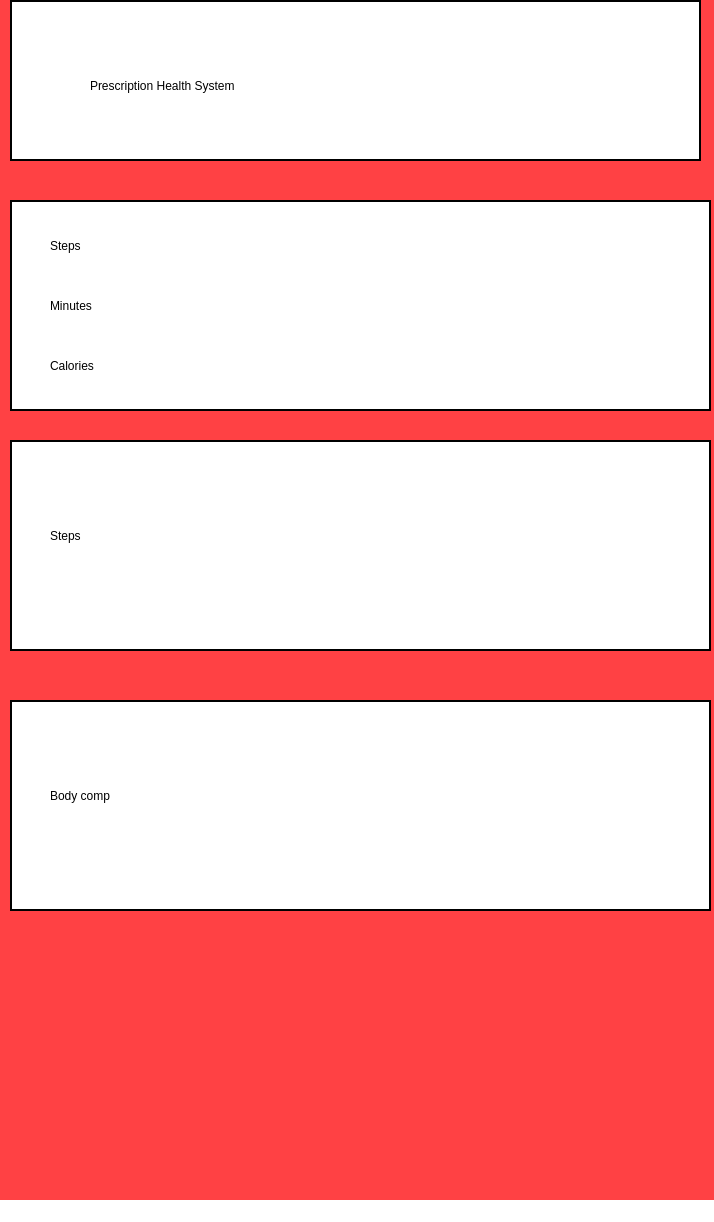
Old version of the form UI/PHS_BMI.ui in the repository NaryanSambhi/CSCN72030---Sec3---Group2.
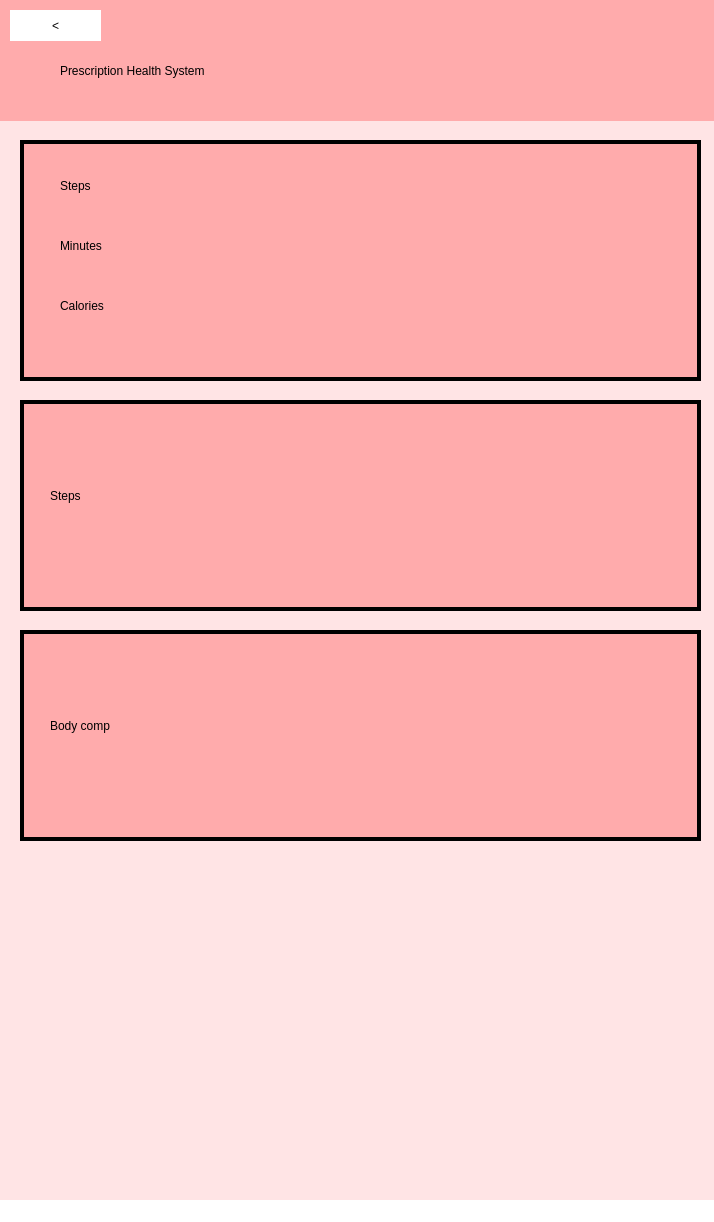
New version of the form. Icons and pictures are not drawn.

What changed in the file:
```diff
--- a/UI/PHS_BMI.ui
+++ b/UI/PHS_BMI.ui
@@ -27,56 +27,20 @@
      </rect>
     </property>
     <property name="styleSheet">
-     <string notr="true">background-color: rgb(255, 65, 68);</string>
+     <string notr="true">background-color: rgb(255, 228, 229);</string>
     </property>
-    <widget class="QWidget" name="widget_2" native="true">
-     <property name="geometry">
-      <rect>
-       <x>10</x>
-       <y>30</y>
-       <width>691</width>
-       <height>161</height>
-      </rect>
-     </property>
-     <property name="styleSheet">
-      <string notr="true">background-color: white;
-border: 2px solid black;
-</string>
-     </property>
-     <widget class="QLabel" name="label">
-      <property name="geometry">
-       <rect>
-        <x>80</x>
-        <y>20</y>
-        <width>541</width>
-        <height>131</height>
-       </rect>
-      </property>
-      <property name="layoutDirection">
-       <enum>Qt::LeftToRight</enum>
-      </property>
-      <property name="styleSheet">
-       <string notr="true">font: 46pt &quot;MS Shell Dlg 2&quot;;
-text-align: center;
-border:0px;</string>
-      </property>
-      <property name="text">
-       <string>Prescription Health System</string>
-      </property>
-     </widget>
-    </widget>
     <widget class="QWidget" name="widget_6" native="true">
      <property name="geometry">
       <rect>
-       <x>10</x>
-       <y>230</y>
-       <width>701</width>
-       <height>211</height>
+       <x>20</x>
+       <y>170</y>
+       <width>681</width>
+       <height>241</height>
       </rect>
      </property>
      <property name="styleSheet">
-      <string notr="true">background-color: white;
-border: 2px solid black;
+      <string notr="true">background-color: rgb(255, 171, 172);
+border: 4px solid black;
 </string>
      </property>
      <widget class="QLabel" name="label_2">
@@ -84,7 +48,7 @@
        <rect>
         <x>40</x>
         <y>10</y>
-        <width>81</width>
+        <width>151</width>
         <height>71</height>
        </rect>
       </property>
@@ -101,7 +65,7 @@
        <rect>
         <x>40</x>
         <y>70</y>
-        <width>111</width>
+        <width>171</width>
         <height>71</height>
        </rect>
       </property>
@@ -118,7 +82,7 @@
        <rect>
         <x>40</x>
         <y>130</y>
-        <width>91</width>
+        <width>171</width>
         <height>71</height>
        </rect>
       </property>
@@ -160,21 +124,21 @@
     <widget class="QWidget" name="widget_8" native="true">
      <property name="geometry">
       <rect>
-       <x>10</x>
-       <y>470</y>
-       <width>701</width>
+       <x>20</x>
+       <y>430</y>
+       <width>681</width>
        <height>211</height>
       </rect>
      </property>
      <property name="styleSheet">
-      <string notr="true">background-color: white;
-border: 2px solid black;
+      <string notr="true">background-color: rgb(255, 171, 172);
+border: 4px solid black;
 </string>
      </property>
      <widget class="QLabel" name="label_4">
       <property name="geometry">
        <rect>
-        <x>40</x>
+        <x>30</x>
         <y>60</y>
         <width>201</width>
         <height>71</height>
@@ -191,7 +155,7 @@
      <widget class="QLabel" name="label_5">
       <property name="geometry">
        <rect>
-        <x>490</x>
+        <x>470</x>
         <y>40</y>
         <width>191</width>
         <height>141</height>
@@ -215,23 +179,23 @@
     <widget class="QWidget" name="widget_7" native="true">
      <property name="geometry">
       <rect>
-       <x>10</x>
-       <y>730</y>
-       <width>701</width>
+       <x>20</x>
+       <y>660</y>
+       <width>681</width>
        <height>211</height>
       </rect>
      </property>
      <property name="styleSheet">
-      <string notr="true">background-color: white;
-border: 2px solid black;
+      <string notr="true">background-color: rgb(255, 171, 172);
+border: 4px solid black;
 </string>
      </property>
      <widget class="QLabel" name="label_3">
       <property name="geometry">
        <rect>
-        <x>40</x>
+        <x>30</x>
         <y>60</y>
-        <width>201</width>
+        <width>311</width>
         <height>71</height>
        </rect>
       </property>
@@ -244,6 +208,62 @@
       </property>
      </widget>
     </widget>
+    <widget class="QWidget" name="widget_2" native="true">
+     <property name="geometry">
+      <rect>
+       <x>-10</x>
+       <y>30</y>
+       <width>731</width>
+       <height>121</height>
+      </rect>
+     </property>
+     <property name="styleSheet">
+      <string notr="true">background-color: rgb(255, 171, 172);
+</string>
+     </property>
+     <widget class="QLabel" name="label">
+      <property name="geometry">
+       <rect>
+        <x>70</x>
+        <y>40</y>
+        <width>601</width>
+        <height>61</height>
+       </rect>
+      </property>
+      <property name="layoutDirection">
+       <enum>Qt::LeftToRight</enum>
+      </property>
+      <property name="styleSheet">
+       <string notr="true">font: 28pt &quot;MS Shell Dlg 2&quot;;
+text-align: center;
+border:0px;</string>
+      </property>
+      <property name="text">
+       <string>Prescription Health System</string>
+      </property>
+     </widget>
+     <widget class="QPushButton" name="GoBack">
+      <property name="geometry">
+       <rect>
+        <x>20</x>
+        <y>10</y>
+        <width>91</width>
+        <height>31</height>
+       </rect>
+      </property>
+      <property name="styleSheet">
+       <string notr="true">color: rgb(0, 0, 0);
+background-color: white;
+border-radius:20px;
+font: 26pt &quot;MS Shell Dlg 2&quot;;
+
+</string>
+      </property>
+      <property name="text">
+       <string>&lt;</string>
+      </property>
+     </widget>
+    </widget>
    </widget>
   </widget>
   <widget class="QStatusBar" name="statusbar"/>
```
Left out of the diff: 5 changed lines with no effect on the pictures.
